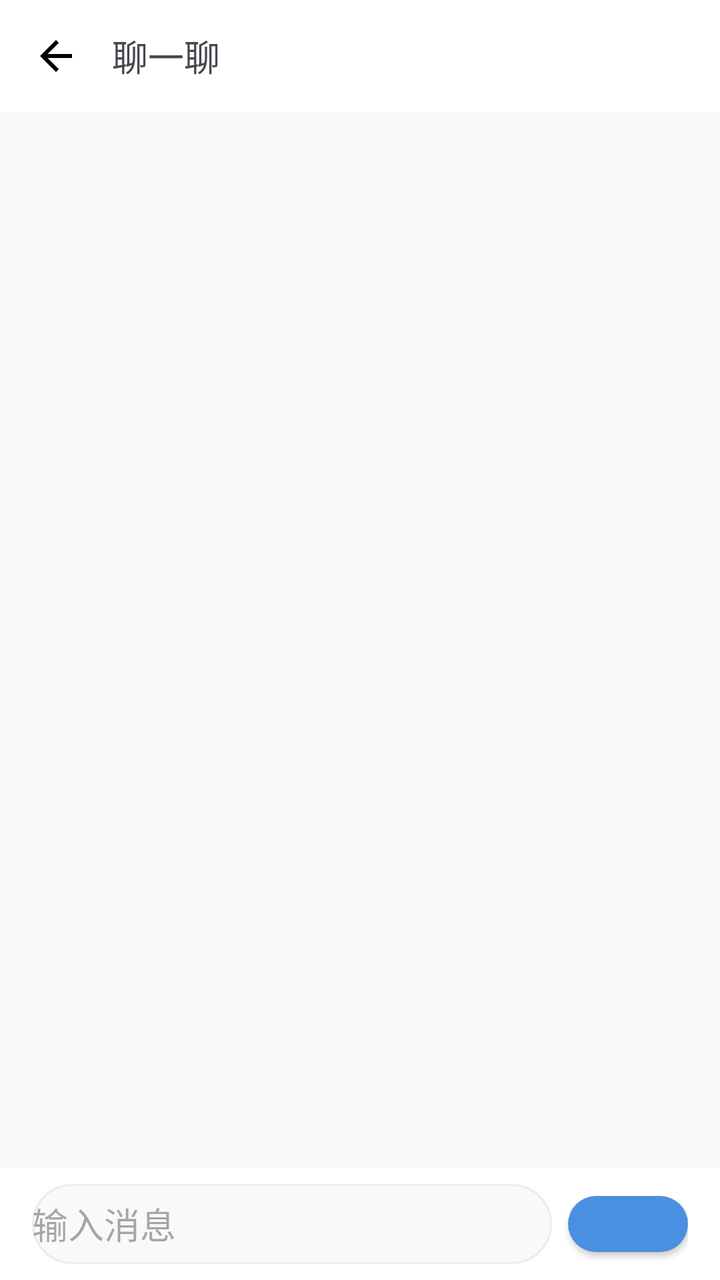
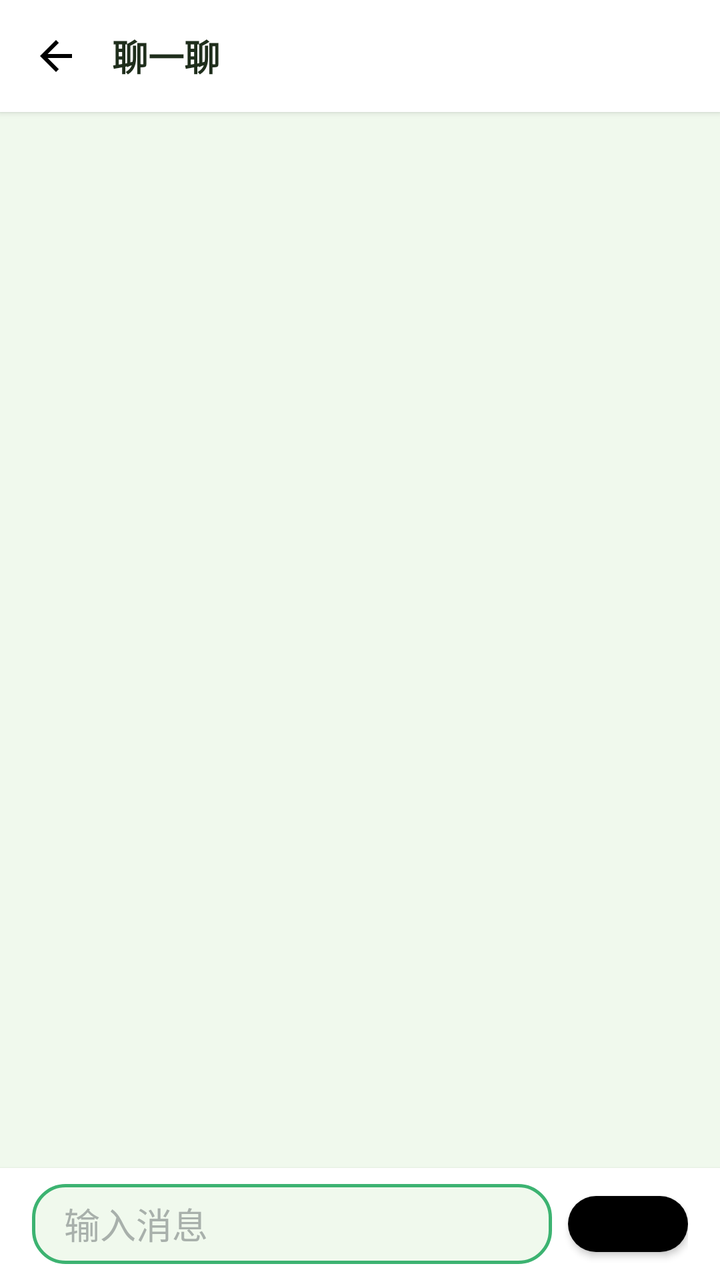

An Android layout rendered at two revisions. The XML below is the earlier revision; the diff shows what the commit changed to produce the second picture.
<!-- AndroidManifest.xml: application theme Theme.EtradeAndroid -->
<!-- res/layout/activity_chat.xml -->
<?xml version="1.0" encoding="utf-8"?>
<LinearLayout xmlns:android="http://schemas.android.com/apk/res/android"
    android:layout_width="match_parent" android:layout_height="match_parent"
    android:orientation="vertical" android:background="#F8F9FA">

    <LinearLayout android:layout_width="match_parent" android:layout_height="56dp"
        android:background="#FFF" android:gravity="center_vertical" android:paddingHorizontal="16dp">
        <ImageView android:id="@+id/iv_back" android:layout_width="24dp" android:layout_height="24dp"
            android:src="@drawable/ic_back"/>
        <TextView android:layout_width="wrap_content" android:layout_height="wrap_content"
            android:text="聊一聊" android:textSize="18sp" android:layout_marginStart="16dp"/>
    </LinearLayout>

    <androidx.recyclerview.widget.RecyclerView
        android:id="@+id/rv_chat" android:layout_width="match_parent" android:layout_height="0dp"
        android:layout_weight="1" android:padding="8dp"/>

    <LinearLayout android:layout_width="match_parent" android:layout_height="56dp"
        android:background="#FFF" android:gravity="center_vertical" android:paddingHorizontal="16dp">
        <EditText android:id="@+id/et_input" android:layout_width="0dp" android:layout_weight="1"
            android:layout_height="40dp" android:background="@drawable/bg_input" android:hint="输入消息"/>
        <Button android:id="@+id/btn_send" style="@style/PrimaryButton" android:layout_width="60dp"
            android:layout_height="40dp" android:text="发送" android:layout_marginStart="8dp"/>
    </LinearLayout>
</LinearLayout>
<!-- resources referenced by this layout -->
<resources>
  <!-- drawable bg_input (drawable) -->
  <?xml version="1.0" encoding="utf-8"?>
  <shape xmlns:android="http://schemas.android.com/apk/res/android">
      <solid android:color="@color/gray_50" />
      <corners android:radius="24dp" />
      <stroke android:width="1dp" android:color="@color/gray_100" />
  </shape>
  <!-- drawable ic_back (drawable) -->
  <?xml version="1.0" encoding="utf-8"?>
  <vector xmlns:android="http://schemas.android.com/apk/res/android"
      android:width="24dp"
      android:height="24dp"
      android:viewportWidth="24"
      android:viewportHeight="24">
      <path
          android:fillColor="#000000"
          android:pathData="M20,11H7.83l5.59,-5.59L12,4l-8,8 8,8 1.41,-1.41L7.83,13H20v-2z"/>
  </vector>
  <style name="Theme.EtradeAndroid" parent="Base.Theme.EtradeAndroid" />
  <color name="gray_50">#F8F9FA</color>
  <color name="gray_100">#E9ECEF</color>
  <dimen name="btn_padding_vertical">12dp</dimen>
  <dimen name="btn_padding_horizontal">24dp</dimen>
  <dimen name="radius_full">24dp</dimen>
  <color name="primary_blue">#4A90E2</color>
  <color name="white">#FFFFFFFF</color>
  <dimen name="text_size_body">14sp</dimen>
  <style name="Base.Theme.EtradeAndroid" parent="Theme.Material3.DayNight.NoActionBar">
          <item name="colorPrimary">@color/primary_blue</item>
          <item name="colorOnPrimary">@color/white</item>
          <item name="colorSecondary">@color/accent_orange</item>
          <item name="colorOnSecondary">@color/white</item>
          <item name="android:statusBarColor">@color/primary_blue_dark</item>
          <item name="android:navigationBarColor">@color/white</item>
          <item name="colorSurface">@color/background_white</item>
          <item name="colorOnSurface">@color/text_primary</item>
      </style>
  <color name="accent_orange">#F5A623</color>
  <color name="primary_blue_dark">#357ABD</color>
  <color name="background_white">#FFFFFF</color>
  <color name="text_primary">#212529</color>
  <!-- unchanged entries left out for length: 1 -->
</resources>

<!-- the commit's change to res/layout/activity_chat.xml (unified diff, before → after) -->
@@ -1,14 +1,16 @@
 <?xml version="1.0" encoding="utf-8"?>
 <LinearLayout xmlns:android="http://schemas.android.com/apk/res/android"
     android:layout_width="match_parent" android:layout_height="match_parent"
-    android:orientation="vertical" android:background="#F8F9FA">
+    android:orientation="vertical" android:background="@color/background_light">
 
     <LinearLayout android:layout_width="match_parent" android:layout_height="56dp"
-        android:background="#FFF" android:gravity="center_vertical" android:paddingHorizontal="16dp">
+        android:background="@color/background_white" android:gravity="center_vertical" 
+        android:paddingHorizontal="16dp" android:elevation="2dp">
         <ImageView android:id="@+id/iv_back" android:layout_width="24dp" android:layout_height="24dp"
-            android:src="@drawable/ic_back"/>
+            android:src="@drawable/ic_back" android:contentDescription="返回"/>
         <TextView android:layout_width="wrap_content" android:layout_height="wrap_content"
-            android:text="聊一聊" android:textSize="18sp" android:layout_marginStart="16dp"/>
+            android:text="聊一聊" android:textSize="18sp" android:textStyle="bold"
+            android:textColor="@color/text_primary" android:layout_marginStart="16dp"/>
     </LinearLayout>
 
     <androidx.recyclerview.widget.RecyclerView
@@ -16,9 +18,12 @@
         android:layout_weight="1" android:padding="8dp"/>
 
     <LinearLayout android:layout_width="match_parent" android:layout_height="56dp"
-        android:background="#FFF" android:gravity="center_vertical" android:paddingHorizontal="16dp">
+        android:background="@color/background_white" android:gravity="center_vertical" 
+        android:paddingHorizontal="16dp" android:elevation="2dp">
         <EditText android:id="@+id/et_input" android:layout_width="0dp" android:layout_weight="1"
-            android:layout_height="40dp" android:background="@drawable/bg_input" android:hint="输入消息"/>
+            android:layout_height="40dp" android:background="@drawable/bg_input" 
+            android:hint="输入消息" android:textColor="@color/text_primary"
+            android:textColorHint="@color/text_hint" android:paddingHorizontal="16dp"/>
         <Button android:id="@+id/btn_send" style="@style/PrimaryButton" android:layout_width="60dp"
             android:layout_height="40dp" android:text="发送" android:layout_marginStart="8dp"/>
     </LinearLayout>
<!-- resource entries referenced after the edit -->
@@ -1,11 +1,15 @@
 <!-- resources referenced by this layout -->
 <resources>
+  <color name="background_light">#F0F9ED</color>
   <!-- drawable bg_input (drawable) -->
   <?xml version="1.0" encoding="utf-8"?>
   <shape xmlns:android="http://schemas.android.com/apk/res/android">
-      <solid android:color="@color/gray_50" />
-      <corners android:radius="24dp" />
-      <stroke android:width="1dp" android:color="@color/gray_100" />
+      
+      <solid android:color="@color/background_light" />
+      
+      <corners android:radius="16dp" />
+      
+      <stroke android:width="1.5dp" android:color="@color/primary_green_light" />
   </shape>
   <!-- drawable ic_back (drawable) -->
   <?xml version="1.0" encoding="utf-8"?>
@@ -19,28 +23,54 @@
           android:pathData="M20,11H7.83l5.59,-5.59L12,4l-8,8 8,8 1.41,-1.41L7.83,13H20v-2z"/>
   </vector>
   <style name="Theme.EtradeAndroid" parent="Base.Theme.EtradeAndroid" />
-  <color name="gray_50">#F8F9FA</color>
-  <color name="gray_100">#E9ECEF</color>
+  <color name="primary_green_light">#3CB371</color>
   <dimen name="btn_padding_vertical">12dp</dimen>
   <dimen name="btn_padding_horizontal">24dp</dimen>
   <dimen name="radius_full">24dp</dimen>
-  <color name="primary_blue">#4A90E2</color>
   <color name="white">#FFFFFFFF</color>
   <dimen name="text_size_body">14sp</dimen>
   <style name="Base.Theme.EtradeAndroid" parent="Theme.Material3.DayNight.NoActionBar">
-          <item name="colorPrimary">@color/primary_blue</item>
+          
+          <item name="colorPrimary">@color/primary_green</item>
           <item name="colorOnPrimary">@color/white</item>
-          <item name="colorSecondary">@color/accent_orange</item>
-          <item name="colorOnSecondary">@color/white</item>
-          <item name="android:statusBarColor">@color/primary_blue_dark</item>
-          <item name="android:navigationBarColor">@color/white</item>
+          <item name="colorPrimaryVariant">@color/primary_green_dark</item>
+          
+          
+          <item name="colorSecondary">@color/accent_yellow</item>
+          <item name="colorOnSecondary">@color/text_primary</item>
+          
+          
+          <item name="android:statusBarColor">@color/primary_green</item>
+          <item name="android:navigationBarColor">@color/background_white</item>
+          
+          
+          <item name="android:windowBackground">@color/background_light</item>
           <item name="colorSurface">@color/background_white</item>
           <item name="colorOnSurface">@color/text_primary</item>
+          
+          
+          <item name="shapeAppearanceSmallComponent">@style/ShapeAppearance.Etrade.Small</item>
+          <item name="shapeAppearanceMediumComponent">@style/ShapeAppearance.Etrade.Medium</item>
+          <item name="shapeAppearanceLargeComponent">@style/ShapeAppearance.Etrade.Large</item>
       </style>
-  <color name="accent_orange">#F5A623</color>
-  <color name="primary_blue_dark">#357ABD</color>
+  <color name="primary_green">#2E8B57</color>
+  <color name="primary_green_dark">#267347</color>
+  <color name="accent_yellow">#F7D44A</color>
+  <style name="ShapeAppearance.Etrade.Small" parent="ShapeAppearance.Material3.SmallComponent">
+          <item name="cornerFamily">rounded</item>
+          <item name="cornerSize">12dp</item>
+      </style>
+  <style name="ShapeAppearance.Etrade.Medium" parent="ShapeAppearance.Material3.MediumComponent">
+          <item name="cornerFamily">rounded</item>
+          <item name="cornerSize">16dp</item>
+      </style>
+  <style name="ShapeAppearance.Etrade.Large" parent="ShapeAppearance.Material3.LargeComponent">
+          <item name="cornerFamily">rounded</item>
+          <item name="cornerSize">20dp</item>
+      </style>
   <color name="background_white">#FFFFFF</color>
-  <color name="text_primary">#212529</color>
+  <color name="text_hint">#A8B0AB</color>
+  <color name="text_primary">#1F2E1C</color>
   <!-- unchanged entries left out for length: 1 -->
 </resources>
 
